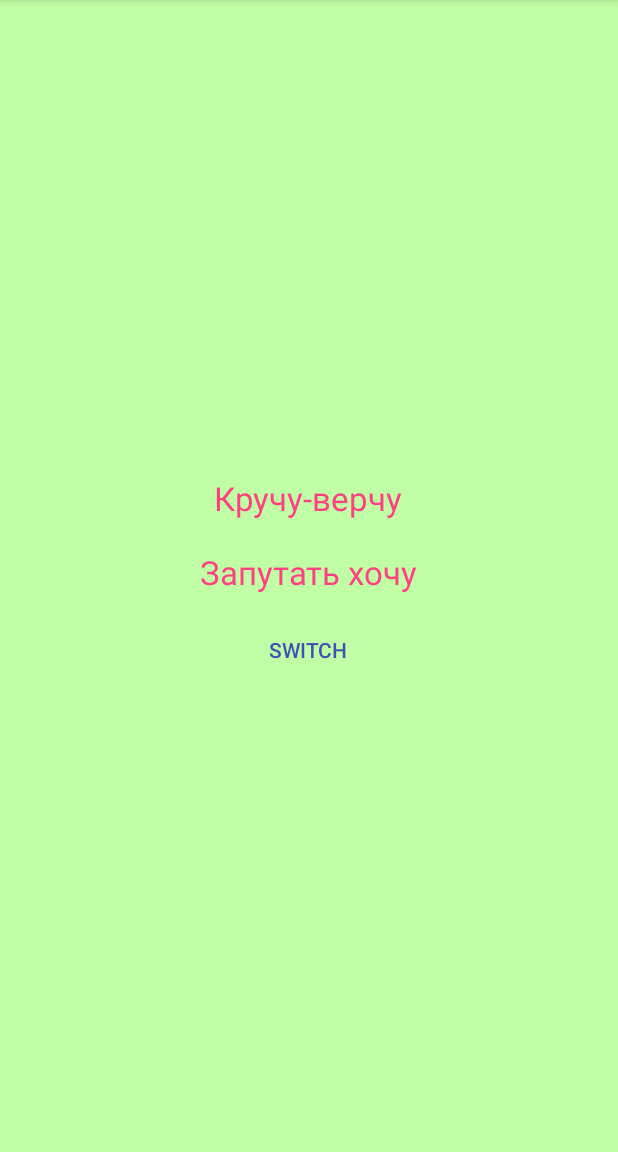
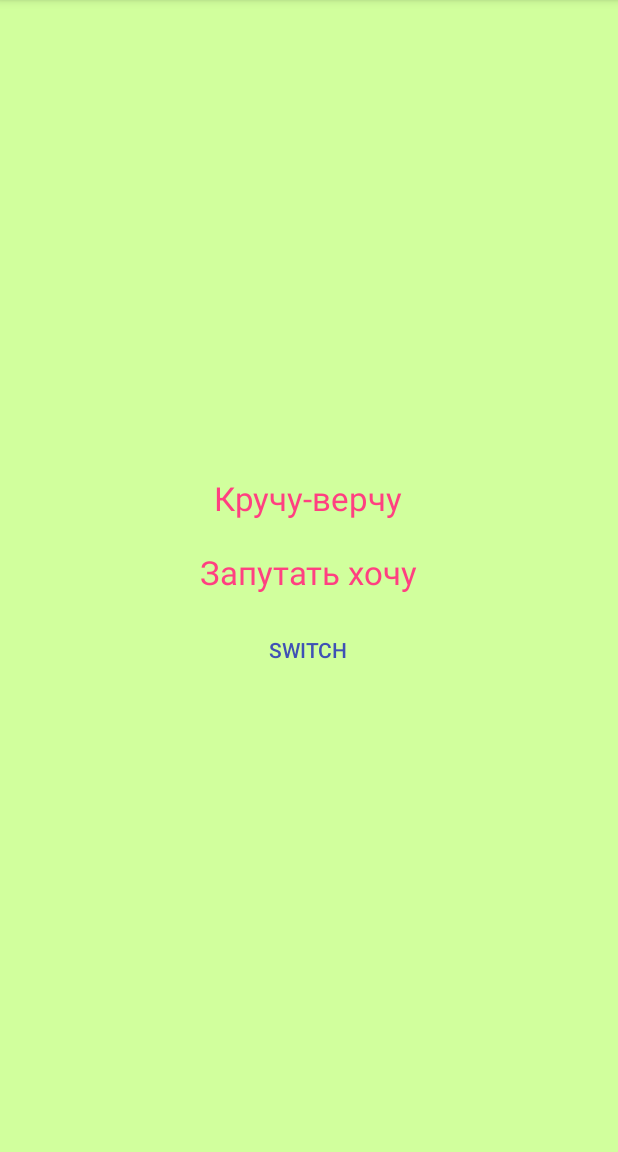
Before and after one commit to jazzz6992/AndrodHomeWork, an Android app: the screen it shows after launch (SwitchTextActivity), on a phone screen of 412 x 824 dp, the part 84-1236 px from its top. Run offline under Robolectric (Android 15) with nearby library versions, the phone set to English and light mode, and no system bars.

```diff
--- a/app/src/main/res/values/colors.xml
+++ b/app/src/main/res/values/colors.xml
@@ -3,5 +3,5 @@
     <color name="colorPrimary">#3F51B5</color>
     <color name="colorPrimaryDark">#303F9F</color>
     <color name="colorAccent">#FF4081</color>
-    <color name="colorLightGreen">#c0ffa5</color>
+    <color name="colorLightGreen">#d1ff9d</color>
 </resources>
```
